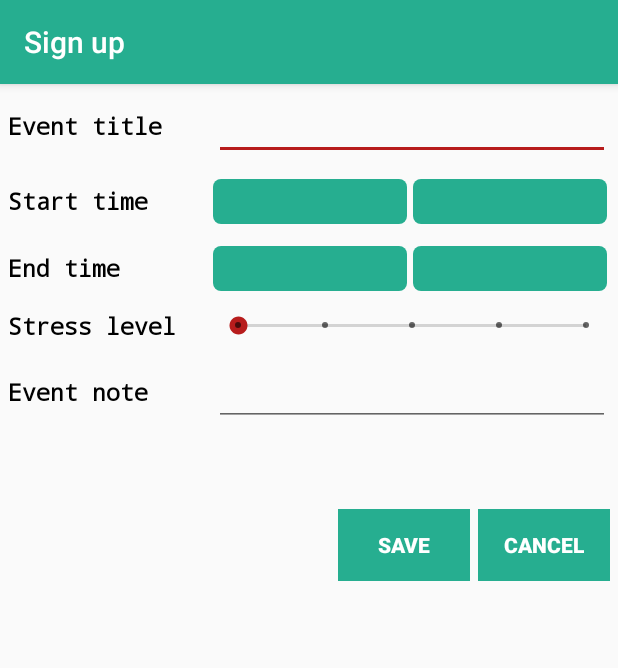
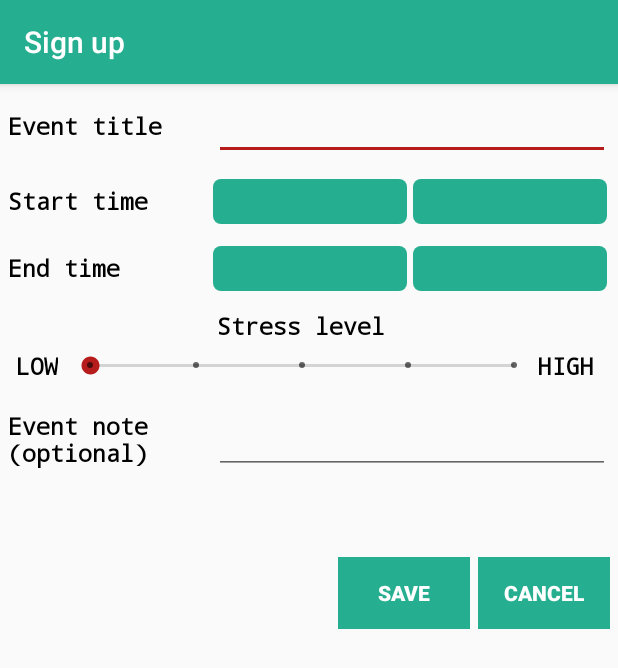
Before and after one commit to Qobiljon/MindNavigator_Server, an Android app: the EventActivity screen opened directly, with no data from a screen before it, on a phone screen of 412 x 824 dp. Shown: the top 668 px of the screen. Run offline under Robolectric (Android 15) with nearby library versions, the phone set to English and light mode, and no system bars.

Commit message:
Tools edited

```diff
--- a/app/src/main/java/kr/ac/inha/nsl/mindnavigator/Tools.java
+++ b/app/src/main/java/kr/ac/inha/nsl/mindnavigator/Tools.java
@@ -2,14 +2,12 @@ package kr.ac.inha.nsl.mindnavigator;
 
 import android.app.Activity;
 import android.support.annotation.ColorInt;
-import android.util.Log;
 import android.view.ViewGroup;
 import android.widget.LinearLayout;
 import android.widget.TextView;
 
 import java.util.ArrayList;
 import java.util.Calendar;
-import java.util.Locale;
 
 public class Tools {
     // region Variables
--- a/app/src/main/res/layout/activity_event.xml
+++ b/app/src/main/res/layout/activity_event.xml
@@ -120,15 +120,32 @@
         android:layout_width="match_parent"
         android:layout_height="wrap_content"
         android:layout_margin="5dp"
+        android:gravity="center_horizontal"
+        android:orientation="vertical">
+
+        <TextView
+            android:layout_width="wrap_content"
+            android:layout_height="wrap_content"
+            android:layout_marginEnd="5dp"
+            android:labelFor="@+id/progressBar"
+            android:text="@string/stress_lvl"
+            android:textColor="#000"
+            android:textSize="15sp"
+            android:textStyle="bold"
+            android:typeface="monospace" />
+
+        <LinearLayout
+            android:layout_width="match_parent"
+            android:layout_height="wrap_content"
+            android:layout_margin="5dp"
             android:gravity="center">
 
             <TextView
-            android:layout_width="0dp"
+                android:layout_width="wrap_content"
                 android:layout_height="wrap_content"
                 android:layout_marginEnd="5dp"
-            android:layout_weight="1"
                 android:labelFor="@+id/progressBar"
-            android:text="@string/stress_lvl"
+                android:text="@string/low"
                 android:textColor="#000"
                 android:textSize="15sp"
                 android:textStyle="bold"
@@ -141,6 +158,19 @@
                 android:layout_height="wrap_content"
                 android:layout_weight="2"
                 android:max="4" />
+
+            <TextView
+                android:layout_width="wrap_content"
+                android:layout_height="wrap_content"
+                android:layout_marginEnd="5dp"
+                android:labelFor="@+id/progressBar"
+                android:text="@string/high"
+                android:textColor="#000"
+                android:textSize="15sp"
+                android:textStyle="bold"
+                android:typeface="monospace" />
+        </LinearLayout>
+
     </LinearLayout>
 
     <LinearLayout
--- a/app/src/main/res/values/strings.xml
+++ b/app/src/main/res/values/strings.xml
@@ -18,12 +18,14 @@
     <string name="event_start_time">Start time</string>
     <string name="event_end_time">End time</string>
     <string name="stress_lvl">Stress level</string>
-    <string name="event_note">Event note</string>
+    <string name="event_note">Event note (optional)</string>
     <string name="edit">Edit</string>
     <string name="delete">Delete</string>
     <string name="save">Save</string>
     <string name="cancel">Cancel</string>
     <string name="cell_date">Cell date</string>
+    <string name="low">LOW</string>
+    <string name="high">HIGH</string>
 
     <string-array name="months_array">
         <item>Jan</item>
```
Lines whose indentation alone changed are shown as unchanged.
